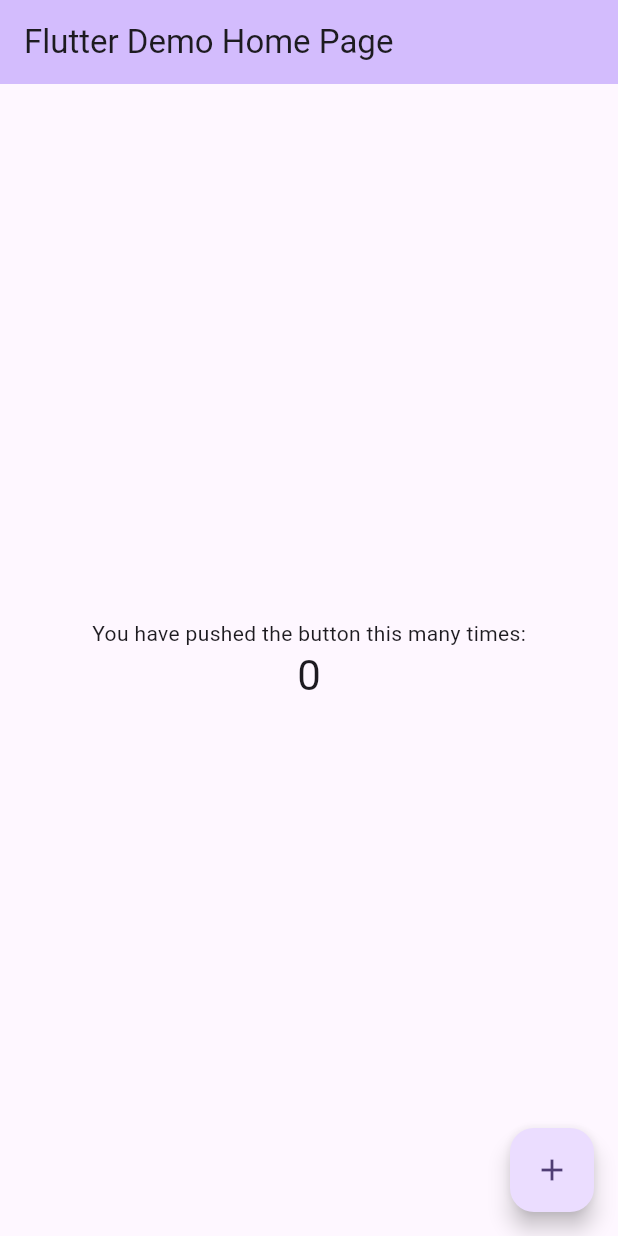
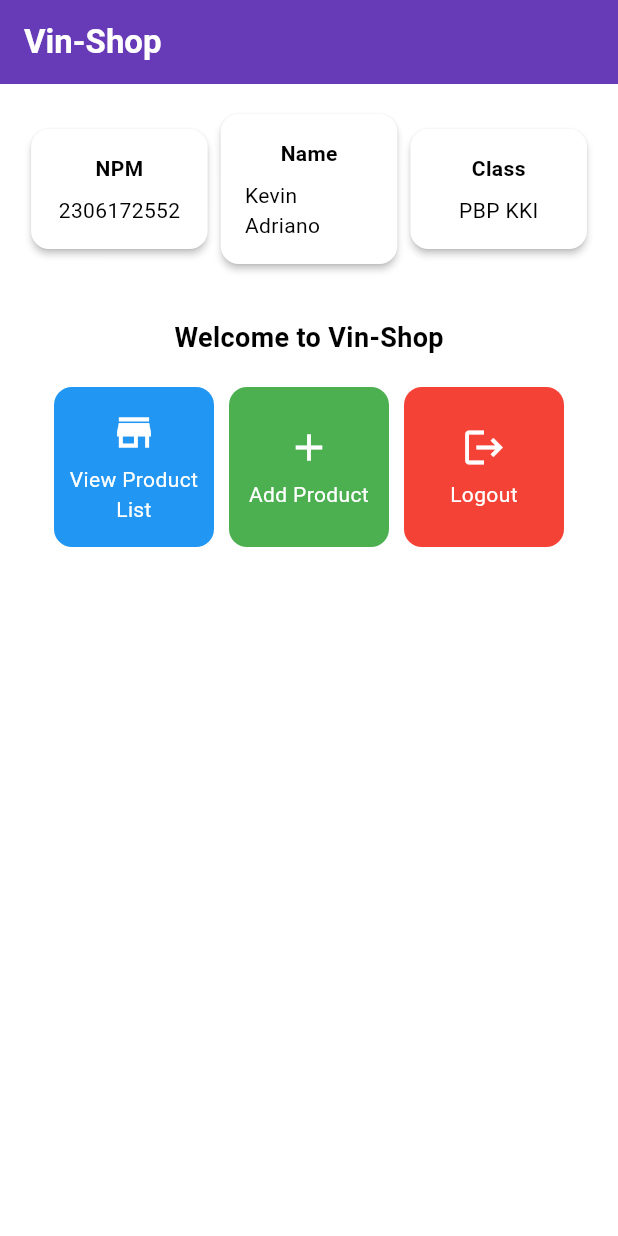
Before and after one commit to kevinadriano1/vin-shop-mobile, a Flutter app: the screen it shows after launch, on a phone screen of 412 x 824 dp. Run offline on Flutter 3.47's test engine with Material 3 defaults, Android fonts, the phone set to English and light mode, and no system bars.

Commit message:
assignment7

```diff
--- a/lib/main.dart
+++ b/lib/main.dart
@@ -1,4 +1,5 @@
 import 'package:flutter/material.dart';
+import 'package:vin_shop/menu.dart';
 
 void main() {
   runApp(const MyApp());
@@ -28,98 +29,12 @@
         //
         // This works for code too, not just values: Most code changes can be
         // tested with just a hot reload.
-        colorScheme: ColorScheme.fromSeed(seedColor: Colors.deepPurple),
+        colorScheme: ColorScheme.fromSwatch(
+        primarySwatch: Colors.deepPurple,
+        ).copyWith(secondary: Colors.deepPurple[400]),
         useMaterial3: true,
       ),
-      home: const MyHomePage(title: 'Flutter Demo Home Page'),
+      home: MyHomePage(),
     );
   }
 }
-
-class MyHomePage extends StatefulWidget {
-  const MyHomePage({super.key, required this.title});
-
-  // This widget is the home page of your application. It is stateful, meaning
-  // that it has a State object (defined below) that contains fields that affect
-  // how it looks.
-
-  // This class is the configuration for the state. It holds the values (in this
-  // case the title) provided by the parent (in this case the App widget) and
-  // used by the build method of the State. Fields in a Widget subclass are
-  // always marked "final".
-
-  final String title;
-
-  @override
-  State<MyHomePage> createState() => _MyHomePageState();
-}
-
-class _MyHomePageState extends State<MyHomePage> {
-  int _counter = 0;
-
-  void _incrementCounter() {
-    setState(() {
-      // This call to setState tells the Flutter framework that something has
-      // changed in this State, which causes it to rerun the build method below
-      // so that the display can reflect the updated values. If we changed
-      // _counter without calling setState(), then the build method would not be
-      // called again, and so nothing would appear to happen.
-      _counter++;
-    });
-  }
-
-  @override
-  Widget build(BuildContext context) {
-    // This method is rerun every time setState is called, for instance as done
-    // by the _incrementCounter method above.
-    //
-    // The Flutter framework has been optimized to make rerunning build methods
-    // fast, so that you can just rebuild anything that needs updating rather
-    // than having to individually change instances of widgets.
-    return Scaffold(
-      appBar: AppBar(
-        // TRY THIS: Try changing the color here to a specific color (to
-        // Colors.amber, perhaps?) and trigger a hot reload to see the AppBar
-        // change color while the other colors stay the same.
-        backgroundColor: Theme.of(context).colorScheme.inversePrimary,
-        // Here we take the value from the MyHomePage object that was created by
-        // the App.build method, and use it to set our appbar title.
-        title: Text(widget.title),
-      ),
-      body: Center(
-        // Center is a layout widget. It takes a single child and positions it
-        // in the middle of the parent.
-        child: Column(
-          // Column is also a layout widget. It takes a list of children and
-          // arranges them vertically. By default, it sizes itself to fit its
-          // children horizontally, and tries to be as tall as its parent.
-          //
-          // Column has various properties to control how it sizes itself and
-          // how it positions its children. Here we use mainAxisAlignment to
-          // center the children vertically; the main axis here is the vertical
-          // axis because Columns are vertical (the cross axis would be
-          // horizontal).
-          //
-          // TRY THIS: Invoke "debug painting" (choose the "Toggle Debug Paint"
-          // action in the IDE, or press "p" in the console), to see the
-          // wireframe for each widget.
-          mainAxisAlignment: MainAxisAlignment.center,
-          children: <Widget>[
-            const Text(
-              'You have pushed the button this many times:',
-            ),
-            Text(
-              '$_counter',
-              style: Theme.of(context).textTheme.headlineMedium,
-            ),
-          ],
-        ),
-      ),
-      floatingActionButton: FloatingActionButton(
-        onPressed: _incrementCounter,
-        tooltip: 'Increment',
-        child: const Icon(Icons.add),
-      ), // This trailing comma makes auto-formatting nicer for build methods.
-    );
-  }
-}
--- /dev/null
+++ b/lib/menu.dart
@@ -0,0 +1,191 @@
+import 'package:flutter/material.dart';
+
+class MyHomePage extends StatelessWidget {
+  MyHomePage({super.key});
+  final String npm = '2306172552'; // NPM
+  final String name = 'Kevin Adriano'; // Name
+  final String className = 'PBP KKI'; // Class
+  final List<ItemHomepage> items = [
+        ItemHomepage("View Product List", Icons.store, Colors.blue),
+        ItemHomepage("Add Product", Icons.add, Colors.green),
+        ItemHomepage("Logout", Icons.logout, Colors.red),
+     ];
+
+
+
+  @override
+  Widget build(BuildContext context) {
+    // Scaffold provides the basic structure of the page with the AppBar and body.
+    return Scaffold(
+      // AppBar is the top part of the page that displays the title.
+      appBar: AppBar(
+        // The title of the application "Mental Health Tracker" with white text and bold font.
+        title: const Text(
+          'Vin-Shop',
+
+          style: TextStyle(
+            color: Colors.white,
+            fontWeight: FontWeight.bold,
+          ),
+        ),
+        // The background color of the AppBar is obtained from the application theme color scheme.
+        backgroundColor: Theme.of(context).colorScheme.primary,
+      ),
+      // Body of the page with paddings around it.
+      body: Padding(
+        padding: const EdgeInsets.all(16.0),
+        // Place the widget vertically in a column.
+        child: Column(
+          crossAxisAlignment: CrossAxisAlignment.center,
+          children: [
+            // Row to display 3 InfoCard horizontally.
+            Row(
+              mainAxisAlignment: MainAxisAlignment.spaceEvenly,
+              children: [
+                InfoCard(title: 'NPM', content: npm),
+                InfoCard(title: 'Name', content: name),
+                InfoCard(title: 'Class', content: className),
+              ],
+            ),
+
+            // Give a vertical space of 16 units.
+            const SizedBox(height: 16.0),
+
+            // Place the following widget in the center of the page.
+            Center(
+              child: Column(
+                // Place the text and grid item vertically.
+
+                children: [
+                  // Display the welcome message with bold font and size 18.
+                  const Padding(
+                    padding: EdgeInsets.only(top: 16.0),
+                    child: Text(
+                      'Welcome to Vin-Shop',
+                      style: TextStyle(
+                        fontWeight: FontWeight.bold,
+                        fontSize: 18.0,
+                      ),
+                    ),
+                  ),
+
+                  // Grid to display ItemCard in a 3 column grid.
+                  GridView.count(
+                    primary: true,
+                    padding: const EdgeInsets.all(20),
+                    crossAxisSpacing: 10,
+                    mainAxisSpacing: 10,
+                    crossAxisCount: 3,
+                    // To ensure that the grid fits its height.
+                    shrinkWrap: true,
+
+                    // Display ItemCard for each item in the items list.
+                    children: items.map((ItemHomepage item) {
+                      return ItemCard(item);
+                    }).toList(),
+                  ),
+                ],
+              ),
+            ),
+          ],
+        ),
+      ),
+    );
+  }
+}
+
+
+class InfoCard extends StatelessWidget {
+  // Card information that displays the title and content.
+
+  final String title;  // Card title.
+  final String content;  // Card content.
+
+  const InfoCard({super.key, required this.title, required this.content});
+
+  @override
+  Widget build(BuildContext context) {
+    return Card(
+      // Create a card box with a shadow.
+      elevation: 2.0,
+      child: Container(
+        // Set the size and spacing within the card.
+        width: MediaQuery.of(context).size.width / 3.5, // Adjust with the width of the device used.
+        padding: const EdgeInsets.all(16.0),
+        // Place the title and content vertically.
+        child: Column(
+          children: [
+            Text(
+              title,
+              style: const TextStyle(fontWeight: FontWeight.bold),
+            ),
+            const SizedBox(height: 8.0),
+            Text(content),
+          ],
+        ),
+      ),
+    );
+  }
+}
+
+class ItemHomepage {
+     final String name;
+     final IconData icon;
+      final Color color;
+
+     ItemHomepage(this.name, this.icon, this.color);
+ }
+
+class ItemCard extends StatelessWidget {
+  // Display the card with an icon and name.
+
+  final ItemHomepage item;
+
+  const ItemCard(this.item, {super.key});
+
+  @override
+  Widget build(BuildContext context) {
+    return Material(
+      // Specify the background color of the application theme.
+      color: item.color,
+      // Round the card border.
+      borderRadius: BorderRadius.circular(12),
+
+      child: InkWell(
+        // Action when the card is pressed.
+        onTap: () {
+          // Display the SnackBar message when the card is pressed.
+          ScaffoldMessenger.of(context)
+            ..hideCurrentSnackBar()
+            ..showSnackBar(
+              SnackBar(content: Text("You have pressed the ${item.name} button!"))
+            );
+        },
+        // Container to store the Icon and Text
+        child: Container(
+          padding: const EdgeInsets.all(8),
+          child: Center(
+            child: Column(
+              // Place the Icon and Text in the center of the card.
+              mainAxisAlignment: MainAxisAlignment.center,
+              children: [
+                Icon(
+                  item.icon,
+                  color: Colors.white,
+                  size: 30.0,
+                ),
+                const Padding(padding: EdgeInsets.all(3)),
+                Text(
+                  item.name,
+                  textAlign: TextAlign.center,
+                  style: const TextStyle(color: Colors.white),
+                ),
+              ],
+            ),
+          ),
+        ),
+      ),
+    );
+  }
+
+}
```
Also changed, not shown: 1 other file.
